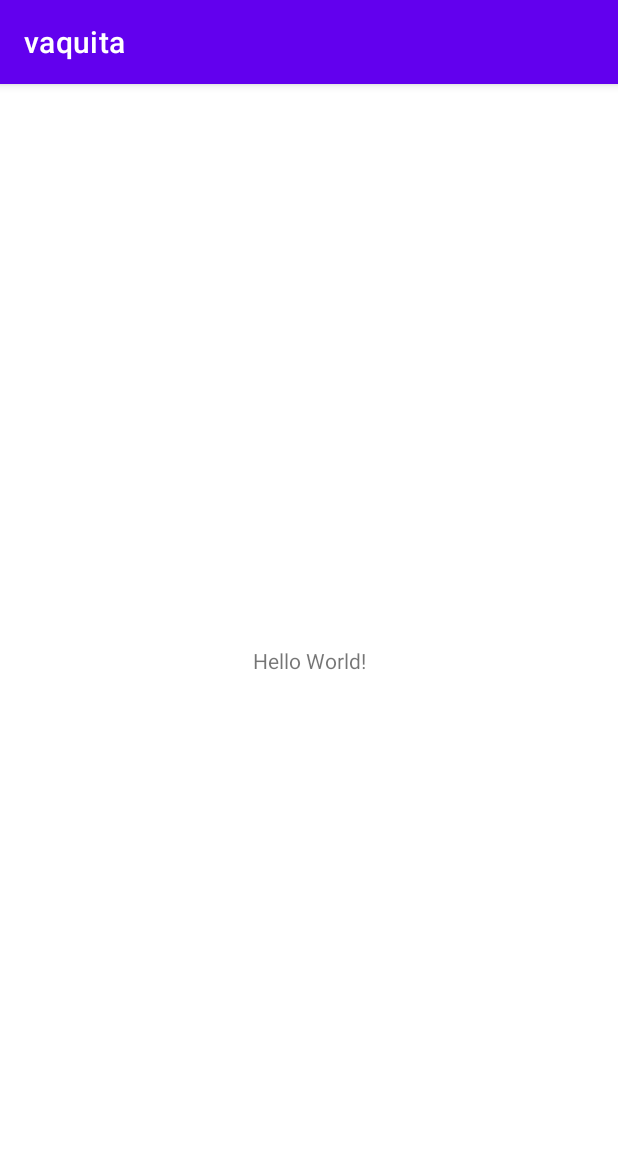
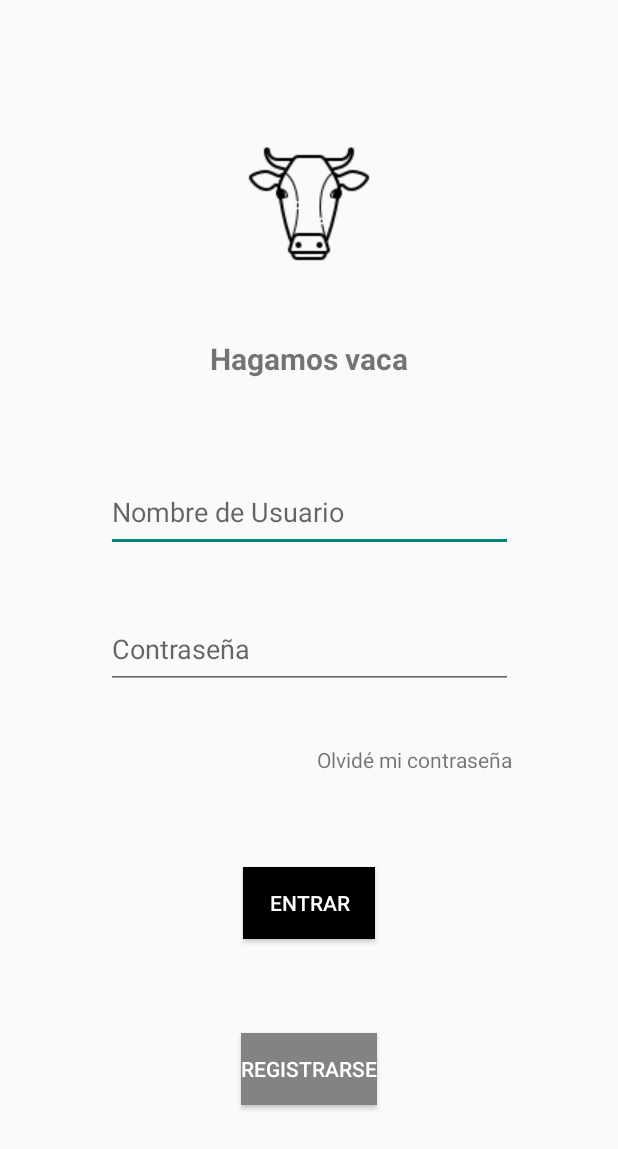
Before and after one commit to panchopuntoexe/vaquita, an Android app: the screen it shows after launch (MainActivity before the commit, ActividadLogin after it), on a phone screen of 412 x 824 dp. Shown: the top 1149 px of the screen. Run offline under Robolectric (Android 15) with nearby library versions, the phone set to English and light mode, and no system bars.

Commit message:
update/inicio login y registro

```diff
--- /dev/null
+++ b/app/src/main/java/com/hexagonal/vaquita/ActividadLogin.kt
@@ -0,0 +1,42 @@
+package com.hexagonal.vaquita
+
+import android.app.AlertDialog
+import android.content.DialogInterface
+import android.content.Intent
+import androidx.appcompat.app.AppCompatActivity
+import android.os.Bundle
+import android.widget.Button
+
+class ActividadLogin : AppCompatActivity() {
+    override fun onCreate(savedInstanceState: Bundle?) {
+        super.onCreate(savedInstanceState)
+        setContentView(R.layout.activity_main)
+
+        //boton login
+        var buttonEntrar = findViewById<Button>(R.id.botonLogin)
+        buttonEntrar.setOnClickListener{
+            val intencion = Intent(this,ActividadInicio::class.java)
+            val builder = AlertDialog.Builder(this)
+            builder.setMessage(R.string.loremIpsum)
+                .setPositiveButton(R.string.ok,
+                    DialogInterface.OnClickListener { dialog, id ->
+                        startActivity(intencion)
+                    })
+                .setNegativeButton(R.string.cancel,
+                    DialogInterface.OnClickListener { dialog, id ->
+                        return@OnClickListener
+                    })
+            builder.create()
+            builder.show()
+        }
+
+        // boton registro
+        var botonRegistro = findViewById<Button>(R.id.botonRegistro)
+        botonRegistro.setOnClickListener{
+            //Toast.makeText(this, "Registro exitoso", Toast.LENGTH_LONG).show()
+            val intencion = Intent(this,ActividadRegistro::class.java)
+            //intencion.putExtra("Extra",extraerNombreApellido(textViewMail.text.toString()))
+            startActivity(intencion)
+        }
+    }
+}
--- a/app/src/main/java/com/hexagonal/vaquita/MainActivity.kt
+++ /dev/null
@@ -1,11 +0,0 @@
-package com.hexagonal.vaquita
-
-import androidx.appcompat.app.AppCompatActivity
-import android.os.Bundle
-
-class MainActivity : AppCompatActivity() {
-    override fun onCreate(savedInstanceState: Bundle?) {
-        super.onCreate(savedInstanceState)
-        setContentView(R.layout.activity_main)
-    }
-}
--- a/app/src/main/res/layout/activity_main.xml
+++ b/app/src/main/res/layout/activity_main.xml
@@ -4,15 +4,94 @@
     xmlns:tools="http://schemas.android.com/tools"
     android:layout_width="match_parent"
     android:layout_height="match_parent"
-    tools:context=".MainActivity">
+    tools:context=".ActividadLogin">
+
+    <ImageView
+        android:id="@+id/imageVacaLogo"
+        android:layout_width="100dp"
+        android:layout_height="100dp"
+        android:layout_marginTop="75dp"
+        app:layout_constraintBottom_toTopOf="@id/textTitulo"
+        app:layout_constraintEnd_toEndOf="parent"
+        app:layout_constraintStart_toStartOf="parent"
+        app:layout_constraintTop_toTopOf="parent"
+        app:srcCompat="@drawable/vacalogo" />
 
     <TextView
+        android:id="@+id/textTitulo"
         android:layout_width="wrap_content"
         android:layout_height="wrap_content"
-        android:text="Hello World!"
+        android:layout_marginTop="25dp"
+        android:text="@string/tituloApp"
+        android:textSize="20sp"
+        android:textStyle="bold"
+        app:layout_constraintBottom_toTopOf="@id/textUsuario"
+        app:layout_constraintEnd_toEndOf="parent"
+        app:layout_constraintStart_toStartOf="parent"
+        app:layout_constraintTop_toBottomOf="@+id/imageVacaLogo" />
+
+    <EditText
+        android:id="@+id/textUsuario"
+        android:layout_width="271dp"
+        android:layout_height="53dp"
+        android:layout_marginTop="50dp"
+        android:ems="10"
+        android:hint="@string/hintUsuario"
+        android:inputType="textPersonName"
+        app:layout_constraintBottom_toTopOf="@id/textClave"
+        app:layout_constraintEnd_toEndOf="parent"
+        app:layout_constraintStart_toStartOf="parent"
+        app:layout_constraintTop_toBottomOf="@+id/textTitulo" />
+
+    <EditText
+        android:id="@+id/textClave"
+        android:layout_width="271dp"
+        android:layout_height="53dp"
+        android:layout_marginTop="25dp"
+        android:ems="10"
+        android:hint="@string/hintClave"
+        android:inputType="textPassword"
+        app:layout_constraintBottom_toTopOf="@id/textOlvideClave"
+        app:layout_constraintEnd_toEndOf="parent"
+        app:layout_constraintStart_toStartOf="parent"
+        app:layout_constraintTop_toBottomOf="@+id/textUsuario" />
+
+    <TextView
+        android:id="@+id/textOlvideClave"
+        android:layout_width="wrap_content"
+        android:layout_height="wrap_content"
+        android:layout_marginTop="25dp"
+        android:text="@string/textOlvideClave"
+        app:layout_constraintBottom_toTopOf="@id/botonLogin"
+        app:layout_constraintEnd_toEndOf="parent"
+        app:layout_constraintHorizontal_bias="0.75"
+        app:layout_constraintStart_toStartOf="parent"
+        app:layout_constraintTop_toBottomOf="@+id/textClave" />
+
+    <Button
+        android:id="@+id/botonLogin"
+        android:layout_width="wrap_content"
+        android:layout_height="wrap_content"
+        android:layout_marginTop="50dp"
+        android:text="@string/textLogin"
+        android:background="@color/black"
+        android:textColor="@color/white"
+        app:layout_constraintEnd_toEndOf="parent"
+        app:layout_constraintStart_toStartOf="parent"
+        app:layout_constraintBottom_toTopOf="@id/botonRegistro"
+        app:layout_constraintTop_toBottomOf="@+id/textOlvideClave" />
+
+    <Button
+        android:id="@+id/botonRegistro"
+        android:layout_width="wrap_content"
+        android:layout_height="wrap_content"
+        android:layout_marginTop="50dp"
+        android:layout_marginBottom="75dp"
+        android:background="@color/gris"
+        android:textColor="@color/white"
+        android:text="@string/textRegistrarse"
         app:layout_constraintBottom_toBottomOf="parent"
-        app:layout_constraintLeft_toLeftOf="parent"
-        app:layout_constraintRight_toRightOf="parent"
-        app:layout_constraintTop_toTopOf="parent" />
-
+        app:layout_constraintEnd_toEndOf="parent"
+        app:layout_constraintStart_toStartOf="parent"
+        app:layout_constraintTop_toBottomOf="@+id/botonLogin" />
 </androidx.constraintlayout.widget.ConstraintLayout>
--- a/app/src/main/res/values/colors.xml
+++ b/app/src/main/res/values/colors.xml
@@ -7,4 +7,5 @@
     <color name="teal_700">#FF018786</color>
     <color name="black">#FF000000</color>
     <color name="white">#FFFFFFFF</color>
+    <color name="gris">#838383</color>
 </resources>
--- a/app/src/main/res/values/strings.xml
+++ b/app/src/main/res/values/strings.xml
@@ -1,3 +1,21 @@
 <resources>
     <string name="app_name">vaquita</string>
+    <string name="tituloApp">Hagamos vaca</string>
+    <string name="hintUsuario">Nombre de Usuario</string>
+    <string name="hintClave">Contraseña</string>
+    <string name="textOlvideClave">Olvidé mi contraseña</string>
+    <string name="textLogin">Entrar</string>
+    <string name="textRegistrarse">Registrarse</string>
+    <string name="hintNombre">Nombre</string>
+    <string name="hintMail">Correo electrónico</string>
+    <string name="hintTelefono">Teléfono</string>
+    <string name="hintClaveRepeticion">Repita su contraseña</string>
+    <string name="hintNombreDeUsuario">Nombre de Usuario</string>
+    <string name="exitoRegistro">Registro Existoso!</string>
+    <string name="ok">Ok</string>
+    <string name="textBienvenida">Bienvenido!</string>
+    <string name="logout">Salir</string>
+    <string name="preguntaLogout">¿Desea Salir?</string>
+    <string name="cancel">Cancelar</string>
+    <string name="loremIpsum">Lorem ipsum es el texto que se usa habitualmente en diseño gráfico en demostraciones de tipografías o de borradores de diseño para probar el diseño visual antes de insertar el texto final.</string>
 </resources>
```
Also changed, not shown: app/src/main/AndroidManifest.xml (+8 -2 lines), app/src/main/java/com/hexagonal/vaquita/ActividadInicio.kt (added, +36 -0 lines), app/src/main/java/com/hexagonal/vaquita/ActividadRegistro.kt (added, +37 -0 lines), app/src/main/res/layout/activity_actividad_inicio.xml (added, +313 -0 lines), app/src/main/res/layout/activity_actividad_registro.xml (added, +118 -0 lines), app/src/main/res/drawable/imagengenerica.png (added), app/src/main/res/drawable/perfil.png (added), app/src/main/res/drawable/vacalogo.png (added), 1 other file.
